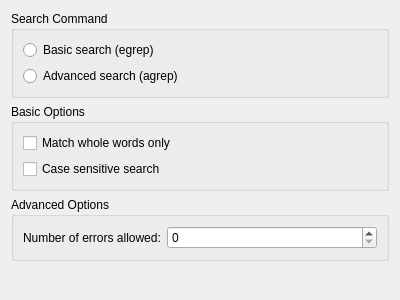
The window that src/backendsettingsbase.ui (miller-alex/kding) describes before a commit, drawn with Qt 5.
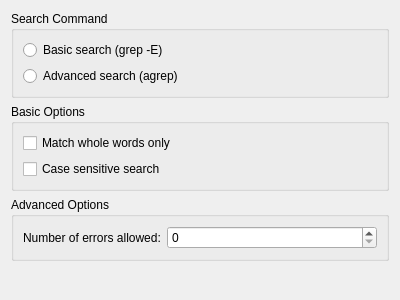
The same window after the commit.

Commit message: egrep is deprecated, use grep -E instead

What changed in the file:
```diff
--- a/src/backendsettingsbase.ui
+++ b/src/backendsettingsbase.ui
@@ -29,7 +29,7 @@
          </sizepolicy>
         </property>
         <property name="text">
-         <string>Basic search (egrep)</string>
+         <string>Basic search (grep -E)</string>
         </property>
         <attribute name="buttonGroup">
          <string>searchCommandGroup</string>
```
The commit also changes 5 other files.
